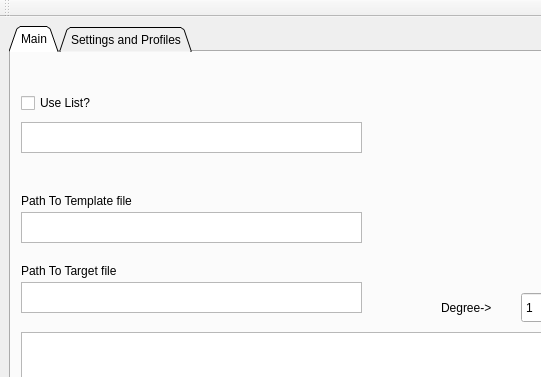
Before: the Qt Designer form Correlation2.ui in tboudreaux/PHY-2002, drawn with Qt 5; both pictures show x 0 to 541 and y 0 to 377 of the 800 by 600 pixel window.
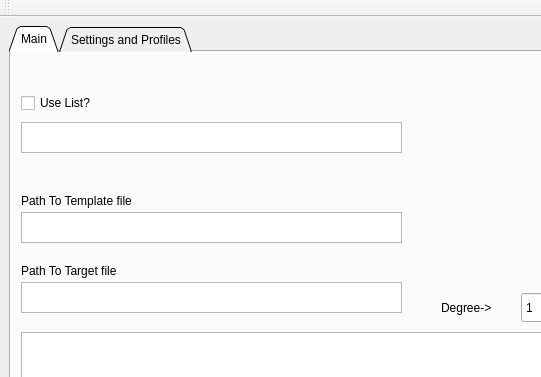
After: the same form once the commit is applied. The open tabs and pages were chosen to show the change.

What changed in the file:
```diff
--- a/Correlation2.ui
+++ b/Correlation2.ui
@@ -32,7 +32,7 @@
          <rect>
           <x>10</x>
           <y>70</y>
-          <width>341</width>
+          <width>381</width>
           <height>31</height>
          </rect>
         </property>
@@ -42,7 +42,7 @@
          <rect>
           <x>10</x>
           <y>160</y>
-          <width>341</width>
+          <width>381</width>
           <height>31</height>
          </rect>
         </property>
@@ -52,7 +52,7 @@
          <rect>
           <x>10</x>
           <y>230</y>
-          <width>341</width>
+          <width>381</width>
           <height>31</height>
          </rect>
         </property>
```
Left out of the diff: 2 changed lines with no effect on the pictures.
